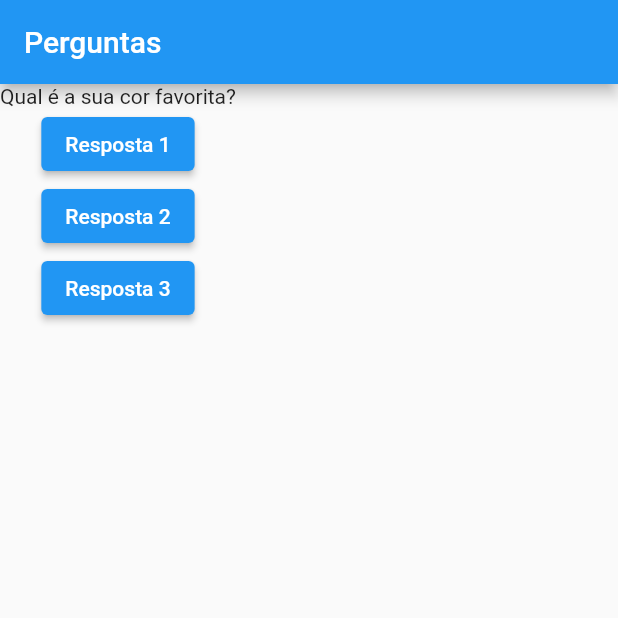
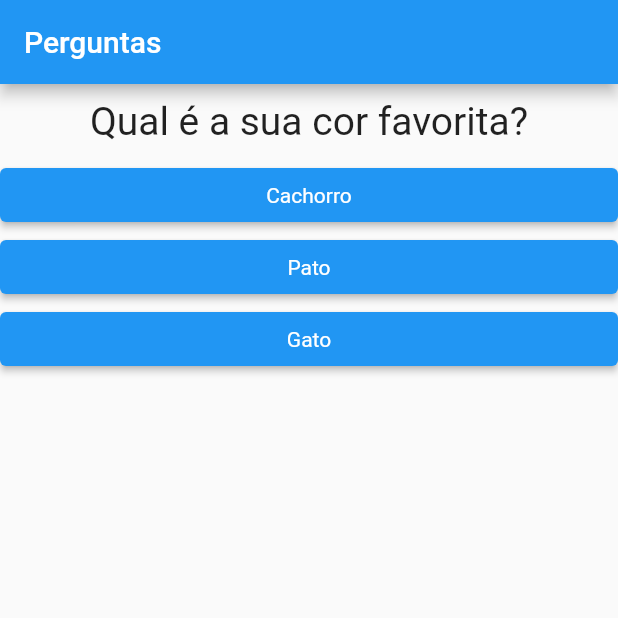
Before and after one commit to GabrielMerigo/quiz, a Flutter app: the screen it shows after launch, on a phone screen of 412 x 824 dp, the top half of it. Run offline on Flutter 3.47's test engine with Material 2 defaults, Android fonts, the phone set to English and light mode, and no system bars.

Commit message:
creating quiz

```diff
--- a/lib/main.dart
+++ b/lib/main.dart
@@ -3,6 +3,7 @@
 import 'package:flutter/material.dart';
 
 import './questão.dart';
+import './resposta.dart';
 
 main() => runApp(PerguntaApp());
 
@@ -18,9 +19,15 @@ class PerguntaAppState extends State<PerguntaApp> {
 
   @override
   Widget build(BuildContext context) {
-    const perguntas = [
-      'Qual é a sua cor favorita?',
-      'Qual é o seu animal favorito?'
+    const List<Map<String, Object>> perguntas = [
+      {
+        'texto': 'Qual é a sua cor favorita?',
+        'respostas': ['Azul', 'Preto', 'Verde', 'Branco']
+      },
+      {
+        'texto': 'Qual é o seu animal favorito?',
+        'respostas': ['Cachorro', 'Gato', 'Elefante']
+      },
     ];
 
     return MaterialApp(
@@ -30,19 +37,10 @@ class PerguntaAppState extends State<PerguntaApp> {
           ),
           body: Column(
             children: [
-              Questao(perguntas[perguntaSelecionada]),
-              ElevatedButton(
-                onPressed: responder,
-                child: Text('Resposta 1'),
-              ),
-              ElevatedButton(
-                onPressed: responder,
-                child: Text('Resposta 2'),
-              ),
-              ElevatedButton(
-                onPressed: responder,
-                child: Text('Resposta 3'),
-              )
+              Questao(perguntas[perguntaSelecionada]['texto'].toString()),
+              Resposta('Cachorro', responder),
+              Resposta('Pato', responder),
+              Resposta('Gato', responder),
             ],
           )),
     );
--- a/lib/questão.dart
+++ b/lib/questão.dart
@@ -7,6 +7,16 @@ class Questao extends StatelessWidget {
 
   @override
   Widget build(BuildContext context) {
-    return Text(text);
+    return Container(
+      width: double.infinity,
+      margin: EdgeInsets.all(10),
+      child: Text(
+        text,
+        style: TextStyle(
+          fontSize: 26,
+        ),
+        textAlign: TextAlign.center,
+      ),
+    );
   }
 }
--- /dev/null
+++ b/lib/resposta.dart
@@ -0,0 +1,21 @@
+import 'package:flutter/material.dart';
+
+class Resposta extends StatelessWidget {
+  final String text; // Estou dizendo que esse será o valor final
+  final void Function() onPressed;
+
+  Resposta(this.text, this.onPressed, {super.key});
+
+  @override
+  Widget build(BuildContext context) {
+    return Container(
+      width: double.infinity,
+      child: ElevatedButton(
+        onPressed: onPressed,
+        style: ElevatedButton.styleFrom(
+            primary: Colors.blue, textStyle: TextStyle(color: Colors.white)),
+        child: Text(text),
+      ),
+    );
+  }
+}
```
